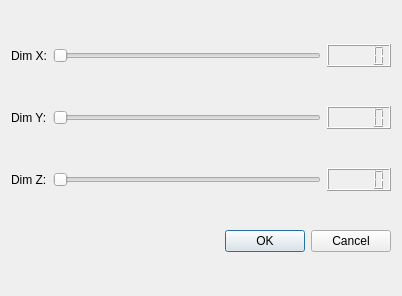
Before: the Qt Designer form projeto/dimdialog.ui in davisouzaf/projetoProgramacao, drawn with Qt 5.
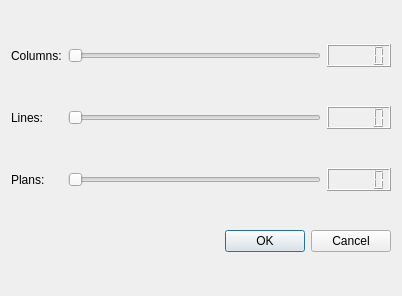
After: the same form once the commit is applied.

What changed in the file:
```diff
--- a/projeto/dimdialog.ui
+++ b/projeto/dimdialog.ui
@@ -17,7 +17,7 @@
    <item row="0" column="0">
     <widget class="QLabel" name="label">
      <property name="text">
-      <string>Dim X:</string>
+      <string>Columns:</string>
      </property>
     </widget>
    </item>
@@ -34,7 +34,7 @@
    <item row="1" column="0">
     <widget class="QLabel" name="label_2">
      <property name="text">
-      <string>Dim Y:</string>
+      <string>Lines:</string>
      </property>
     </widget>
    </item>
@@ -51,7 +51,7 @@
    <item row="2" column="0">
     <widget class="QLabel" name="label_3">
      <property name="text">
-      <string>Dim Z:</string>
+      <string>Plans:</string>
      </property>
     </widget>
    </item>
```
